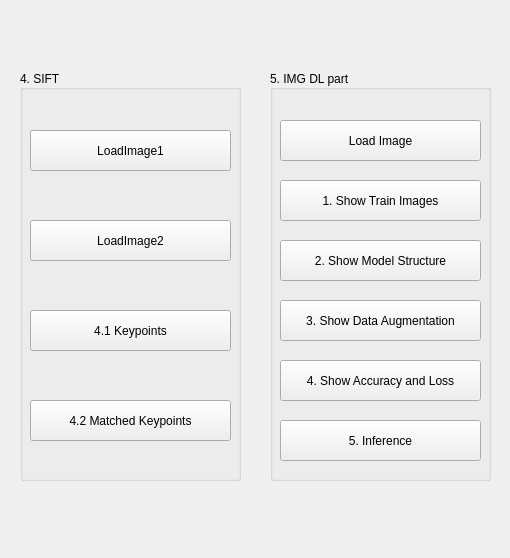
The window that HW2/UI.ui (KJay221/Opencv-HW) describes before a commit, drawn with Qt 5.
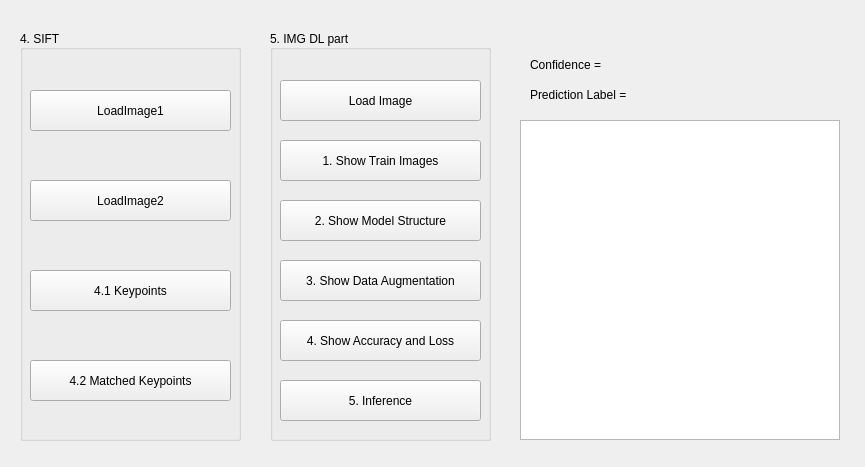
The same window after the commit.

Commit message: add load Img

```diff
--- a/HW2/UI.ui
+++ b/HW2/UI.ui
@@ -6,8 +6,8 @@
    <rect>
     <x>0</x>
     <y>0</y>
-    <width>510</width>
-    <height>558</height>
+    <width>865</width>
+    <height>467</height>
    </rect>
   </property>
   <property name="windowTitle">
@@ -20,7 +20,7 @@
    <property name="geometry">
     <rect>
      <x>20</x>
-     <y>70</y>
+     <y>30</y>
      <width>221</width>
      <height>411</height>
     </rect>
@@ -121,7 +121,7 @@
    <property name="geometry">
     <rect>
      <x>270</x>
-     <y>70</y>
+     <y>30</y>
      <width>221</width>
      <height>411</height>
     </rect>
@@ -253,6 +253,42 @@
     </property>
    </widget>
   </widget>
+  <widget class="QGraphicsView" name="Image">
+   <property name="geometry">
+    <rect>
+     <x>520</x>
+     <y>120</y>
+     <width>320</width>
+     <height>320</height>
+    </rect>
+   </property>
+  </widget>
+  <widget class="QLabel" name="Confidence">
+   <property name="geometry">
+    <rect>
+     <x>530</x>
+     <y>50</y>
+     <width>200</width>
+     <height>30</height>
+    </rect>
+   </property>
+   <property name="text">
+    <string>Confidence = </string>
+   </property>
+  </widget>
+  <widget class="QLabel" name="PredictionLabel">
+   <property name="geometry">
+    <rect>
+     <x>530</x>
+     <y>80</y>
+     <width>200</width>
+     <height>30</height>
+    </rect>
+   </property>
+   <property name="text">
+    <string>Prediction Label = </string>
+   </property>
+  </widget>
  </widget>
  <resources/>
  <connections/>
```
The commit also changes 2 other files.
